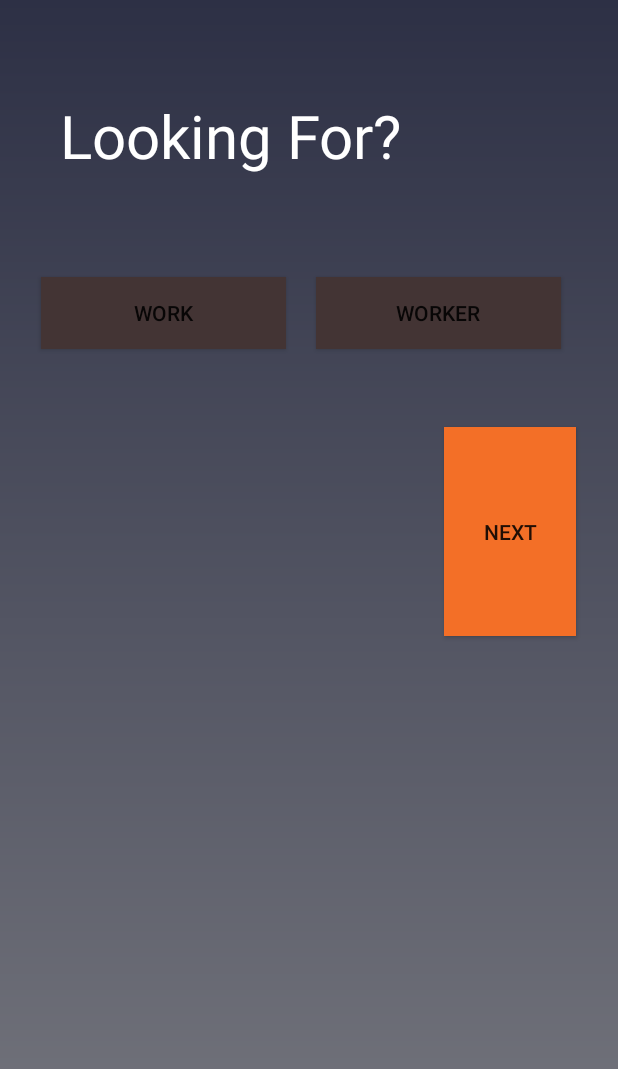
After one commit to dharmpalkumar09/LabourMandi, an Android app: the layout registration_type_user_catagory.xml on its own in the app's theme, with its tools: preview values and no code run, on a phone screen of 412 x 824 dp. The commit adds this screen. Shown: the top 1069 px of the screen. Run offline under Robolectric (Android 15) with nearby library versions, the phone set to English and light mode, and no system bars.

Commit message:
User sign up type selection

```diff
--- a/app/src/main/AndroidManifest.xml
+++ b/app/src/main/AndroidManifest.xml
@@ -15,9 +15,9 @@
             </intent-filter>
         </activity>
         <activity android:name=".LoginActivity">
-           <!-- <intent-filter>
+            <intent-filter>
                 <category android:name="android.intent.category.LAUNCHER" />
-            </intent-filter>-->
+            </intent-filter>
         </activity>
     </application>
 
--- /dev/null
+++ b/app/src/main/res/font/text_font_text_view.xml
@@ -0,0 +1,7 @@
+<?xml version="1.0" encoding="utf-8"?>
+<font-family xmlns:android="http://schemas.android.com/apk/res/android">
+    <font
+        android:fontStyle="normal"
+        android:fontWeight="500"
+         />
+</font-family>
--- /dev/null
+++ b/app/src/main/res/layout/registration_type_user_catagory.xml
@@ -0,0 +1,80 @@
+<?xml version="1.0" encoding="utf-8"?>
+<RelativeLayout xmlns:android="http://schemas.android.com/apk/res/android"
+    xmlns:tools="http://schemas.android.com/tools"
+    android:id="@+id/registration_type_user_type"
+    android:layout_width="match_parent"
+    android:layout_height="match_parent"
+    android:background="@drawable/background_login" >
+
+    <TextView
+        android:id="@+id/sign_up_as"
+        android:layout_width="251dp"
+        android:layout_height="51dp"
+        android:layout_alignParentStart="true"
+        android:layout_alignParentLeft="true"
+        android:layout_alignParentTop="true"
+        android:layout_alignParentEnd="true"
+        android:layout_alignParentRight="true"
+        android:layout_marginStart="40dp"
+        android:layout_marginLeft="40dp"
+        android:layout_marginTop="63dp"
+        android:layout_marginEnd="120dp"
+        android:layout_marginRight="120dp"
+        android:text="@string/user_sign_up_type"
+        android:textColor="@android:color/white"
+        android:textSize="40sp" />
+
+    <LinearLayout
+        android:id="@+id/user_type_selection_linearlayout"
+        android:layout_width="wrap_content"
+        android:layout_height="88dp"
+        android:layout_below="@+id/sign_up_as"
+        android:layout_alignParentStart="true"
+        android:layout_alignParentLeft="true"
+        android:layout_alignParentEnd="true"
+        android:layout_alignParentRight="true"
+        android:layout_centerHorizontal="true"
+        android:layout_marginStart="17dp"
+        android:layout_marginLeft="17dp"
+        android:layout_marginTop="60dp"
+        android:layout_marginEnd="28dp"
+        android:layout_marginRight="28dp"
+        android:orientation="horizontal">
+
+        <Button
+            android:id="@+id/lloking_for_work_button"
+            android:layout_width="wrap_content"
+            android:layout_height="wrap_content"
+            android:layout_weight="1"
+            android:layout_margin="10dp"
+            android:background="@drawable/button_colour"
+            tools:text="@string/looking_for_work" />
+
+        <Button
+            android:id="@+id/button8"
+            android:layout_width="wrap_content"
+            android:layout_height="wrap_content"
+            android:layout_weight="1"
+            android:layout_margin="10dp"
+            android:background="@drawable/button_colour"
+            tools:text="@string/looking_for_worker" />
+
+    </LinearLayout>
+
+    <Button
+        android:id="@+id/sign_up_user_type_next"
+        android:layout_width="wrap_content"
+        android:layout_height="wrap_content"
+        android:layout_below="@+id/user_type_selection_linearlayout"
+        android:layout_alignParentStart="true"
+        android:layout_alignParentLeft="true"
+        android:layout_alignParentBottom="true"
+        android:layout_marginStart="296dp"
+        android:layout_marginLeft="296dp"
+        android:layout_marginTop="22dp"
+        android:layout_marginBottom="400dp"
+        android:layout_weight="1"
+        android:background="@drawable/click_button_background_color"
+        android:text="@string/user_registration_button_submit_next" />
+
+</RelativeLayout>
--- a/app/src/main/res/values/strings.xml
+++ b/app/src/main/res/values/strings.xml
@@ -11,4 +11,7 @@
     <string name="user_registration_button_with_facebook">Login With Facebook</string>
     <string name="user_registration_button_or">OR</string>
     <string name="user_registration_button_submit_next">NEXT</string>
+    <string name="user_sign_up_type">Looking For?</string>
+    <string name="looking_for_work">WORK</string>
+    <string name="looking_for_worker">WORKER</string>
 </resources>
```
